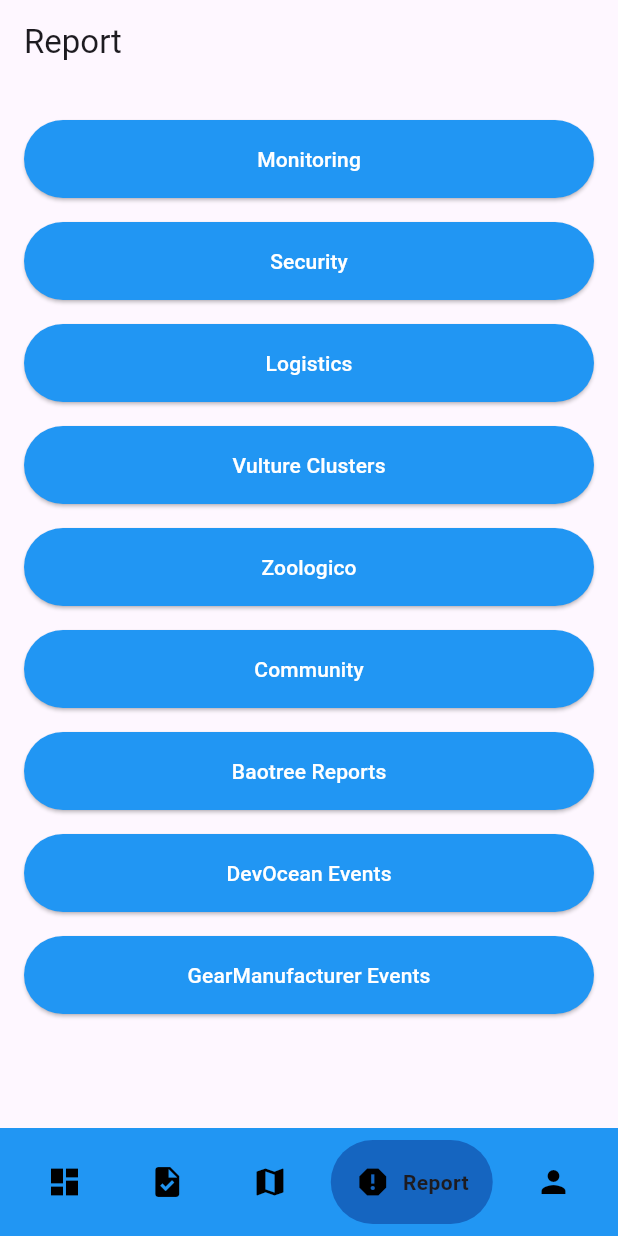
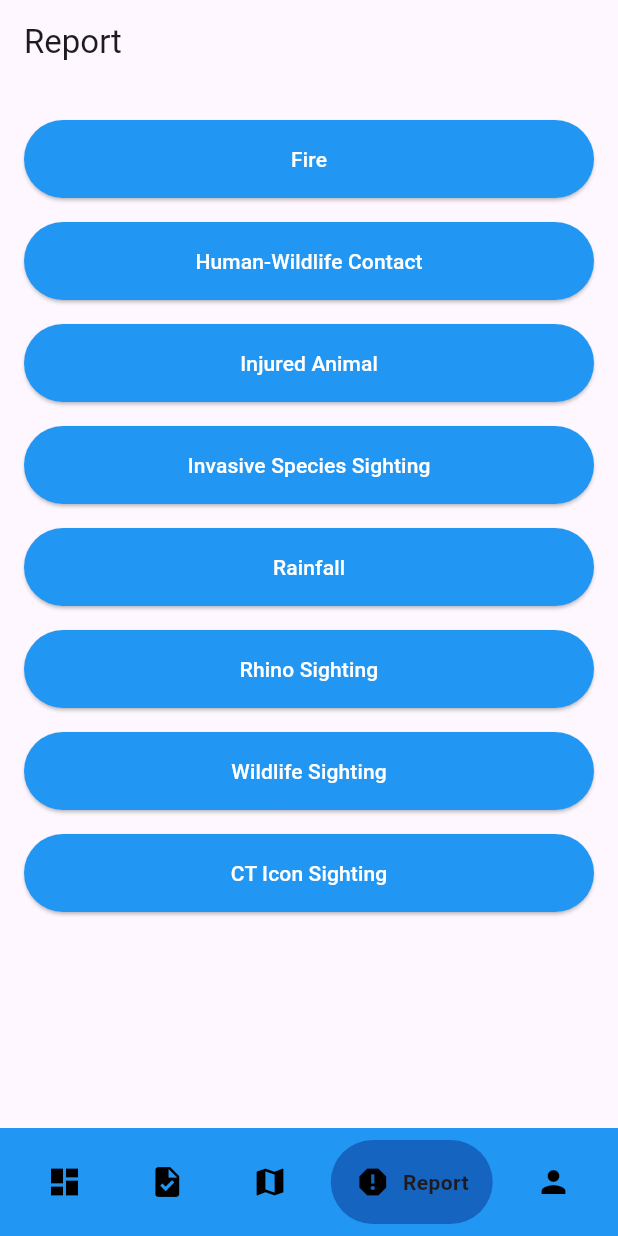
Before and after one commit to Elisa-Kikota/Patrol_App, a Flutter app: the MainPage screen opened directly, item 4 of the bottom bar chosen, on a phone screen of 412 x 824 dp. Run offline on Flutter 3.47's test engine with Material 3 defaults, Android fonts, the phone set to English and light mode, and no system bars; drawn by our look-alikes of google_nav_bar.

Commit message:
stable categories

```diff
--- a/lib/categories_screen.dart
+++ /dev/null
@@ -1,51 +0,0 @@
-import 'package:flutter/material.dart';
-
-class CategoriesScreen extends StatelessWidget {
-  @override
-  Widget build(BuildContext context) {
-    return Scaffold(
-      appBar: AppBar(
-        title: Text('Report'),
-        automaticallyImplyLeading: false,
-        // backgroundColor: Colors.blue,
-      ),
-      body: ListView(
-        padding: EdgeInsets.all(16),
-        children: [
-          CategoryButton(title: 'Monitoring'),
-          CategoryButton(title: 'Security'),
-          CategoryButton(title: 'Logistics'),
-          CategoryButton(title: 'Vulture Clusters'),
-          CategoryButton(title: 'Zoologico'),
-          CategoryButton(title: 'Community'),
-          CategoryButton(title: 'Baotree Reports'),
-          CategoryButton(title: 'DevOcean Events'),
-          CategoryButton(title: 'GearManufacturer Events'),
-        ],
-      ),
-    );
-  }
-}
-
-class CategoryButton extends StatelessWidget {
-  final String title;
-
-  CategoryButton({required this.title});
-
-  @override
-  Widget build(BuildContext context) {
-    return Padding(
-      padding: const EdgeInsets.symmetric(vertical: 8),
-      child: ElevatedButton(
-        onPressed: () {
-          // Implement button action here
-        },
-        child: Text(title),
-        style: ElevatedButton.styleFrom(
-          foregroundColor: Colors.white, backgroundColor: Colors.blue, // Text color
-          padding: EdgeInsets.symmetric(vertical: 16),
-        ),
-      ),
-    );
-  }
-}
--- a/lib/main_page.dart
+++ b/lib/main_page.dart
@@ -1,9 +1,9 @@
 import 'package:flutter/material.dart';
 import 'package:google_nav_bar/google_nav_bar.dart';
 import 'package:patrol_app/dashboard.dart';
-import 'package:patrol_app/map_screen.dart';
+// import 'package:patrol_app/map_screen.txt';
 import 'package:patrol_app/task_screen.dart';
-import 'categories_screen.dart'; // Import the CategoriesScreen
+import 'report_screen.dart'; // Import the CategoriesScreen
 
 class MainPage extends StatefulWidget {
   @override
@@ -15,8 +15,8 @@ class _MainPageState extends State<MainPage> {
   final List<Widget> _screens = [
     DashboardScreen(),  // DashBoard Screen
     TaskScreen(), // Clear Screen
-    MapScreen(),
-    CategoriesScreen(),                  // Categories Screen
+    Center(child: Text('Map Screen')),
+    ReportScreen(),                  // Categories Screen
     Center(child: Text('Profile Screen')) // Profile Screen
   ];
 
--- /dev/null
+++ b/lib/report_screen.dart
@@ -0,0 +1,62 @@
+import 'package:flutter/material.dart';
+import 'report_screens/fire_report_screen.dart';
+import 'report_screens/human_wildlife_contact_report_screen.dart';
+import 'report_screens/injured_animal_report_screen.dart';
+import 'report_screens/invasive_species_sighting_report_screen.dart';
+import 'report_screens/rainfall_report_screen.dart';
+import 'report_screens/rhino_sighting_report_screen.dart';
+import 'report_screens/wildlife_sighting_report_screen.dart';
+import 'report_screens/ct_icon_sighting_report_screen.dart';
+
+class ReportScreen extends StatelessWidget {
+  @override
+  Widget build(BuildContext context) {
+    return Scaffold(
+      appBar: AppBar(
+        title: Text('Report'),
+        automaticallyImplyLeading: false,
+      ),
+      body: ListView(
+        padding: EdgeInsets.all(16),
+        children: [
+          ReportButton(title: 'Fire', route: FireReportScreen()),
+          ReportButton(title: 'Human-Wildlife Contact', route: HumanWildlifeContactReportScreen()),
+          ReportButton(title: 'Injured Animal', route: InjuredAnimalReportScreen()),
+          ReportButton(title: 'Invasive Species Sighting', route: InvasiveSpeciesSightingReportScreen()),
+          ReportButton(title: 'Rainfall', route: RainfallReportScreen()),
+          ReportButton(title: 'Rhino Sighting', route: RhinoSightingReportScreen()),
+          ReportButton(title: 'Wildlife Sighting', route: WildlifeSightingReportScreen()),
+          ReportButton(title: 'CT Icon Sighting', route: CTIconSightingReportScreen()),
+        ],
+      ),
+    );
+  }
+}
+
+class ReportButton extends StatelessWidget {
+  final String title;
+  final Widget route;
+
+  ReportButton({required this.title, required this.route});
+
+  @override
+  Widget build(BuildContext context) {
+    return Padding(
+      padding: const EdgeInsets.symmetric(vertical: 8),
+      child: ElevatedButton(
+        onPressed: () {
+          Navigator.push(
+            context,
+            MaterialPageRoute(builder: (context) => route),
+          );
+        },
+        child: Text(title),
+        style: ElevatedButton.styleFrom(
+          foregroundColor: Colors.white,
+          backgroundColor: Colors.blue, // Text color
+          padding: EdgeInsets.symmetric(vertical: 16),
+        ),
+      ),
+    );
+  }
+}
--- a/pubspec.yaml
+++ b/pubspec.yaml
@@ -37,9 +37,9 @@ dependencies:
   # Use with the CupertinoIcons class for iOS style icons.
   cupertino_icons: ^1.0.6
   google_nav_bar: ^5.0.6
-  flutter_map: ^4.0.0
-  latlong2: ^0.8.1
-  http: ^0.13.4
+  # flutter_map: ^4.0.0
+  # latlong2: ^0.8.1
+  # http: ^0.13.4
   # flutter_map_cancellable_tile_provider: ^3.0.0
 
 dev_dependencies:
```
Also changed, not shown: lib/report_screens/ct_icon_sighting_report_screen.dart (added, +9 -0 lines), lib/report_screens/fire_report_screen.dart (added, +140 -0 lines), lib/report_screens/human_wildlife_contact_report_screen.dart (added, +9 -0 lines), lib/report_screens/injured_animal_report_screen.dart (added, +9 -0 lines), lib/report_screens/invasive_species_sighting_report_screen.dart (added, +9 -0 lines), lib/report_screens/rainfall_report_screen.dart (added, +9 -0 lines), lib/report_screens/rhino_sighting_report_screen.dart (added, +9 -0 lines), lib/report_screens/wildlife_sighting_report_screen.dart (added, +9 -0 lines), lib/map_screen.txt (renamed from lib/map_screen.dart), pubspec.lock, 3 other files.
